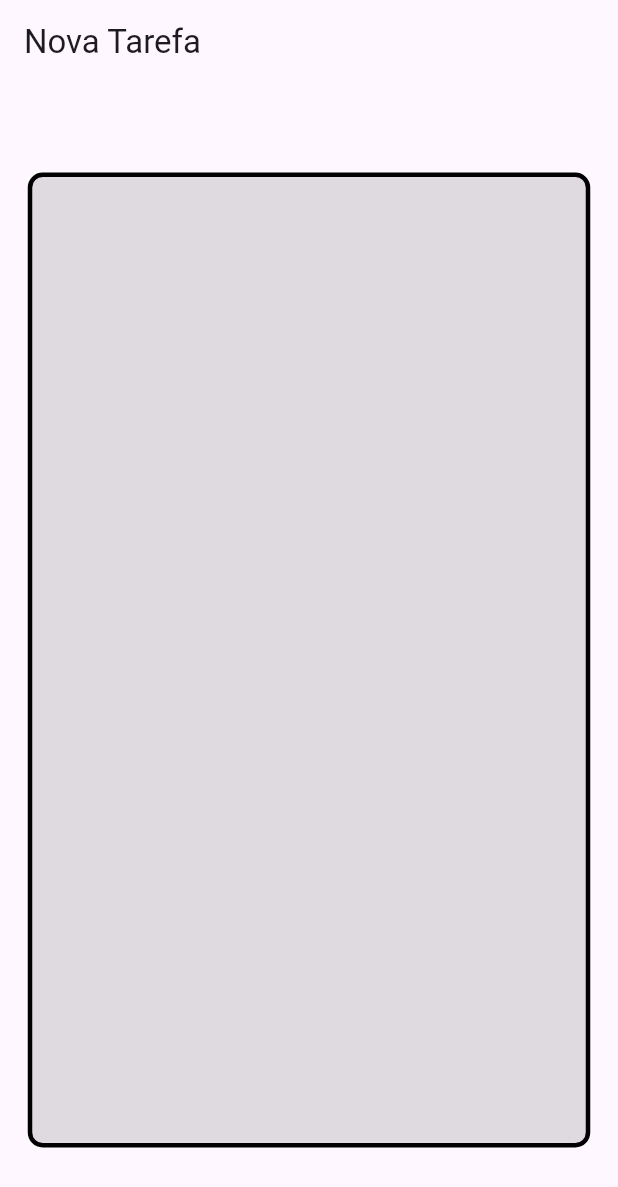
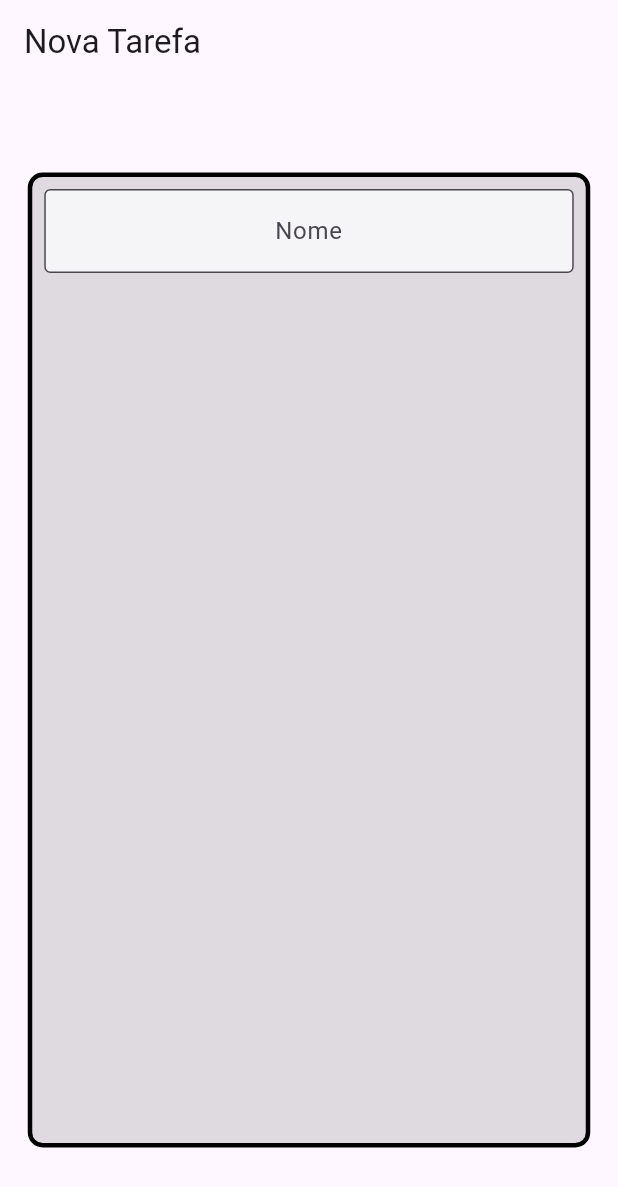
Before and after one commit to eri-akio/alura_projeto_flutter_01, a Flutter app: the screen it shows after launch, on a phone screen of 412 x 824 dp. Shown: the top 1187 px of the screen. Run offline on Flutter 3.47's test engine with Material 3 defaults, Android fonts, the phone set to English and light mode, and no system bars.

Commit message:
TextFormField

```diff
--- a/lib/screens/form_screen.dart
+++ b/lib/screens/form_screen.dart
@@ -26,7 +26,18 @@ class _FormScreenState extends State<FormScreen>
           ),
           child: Column(
             children: [
-
+              Padding(
+                padding: const EdgeInsets.all(8.0),
+                child: TextFormField(
+                  textAlign: TextAlign.center,
+                  decoration: InputDecoration(
+                    border: OutlineInputBorder(),
+                    hintText: 'Nome',
+                    fillColor: Colors.white70,
+                    filled: true,
+                  ),
+                ),
+              ),
             ],
           ),
         ),
```
